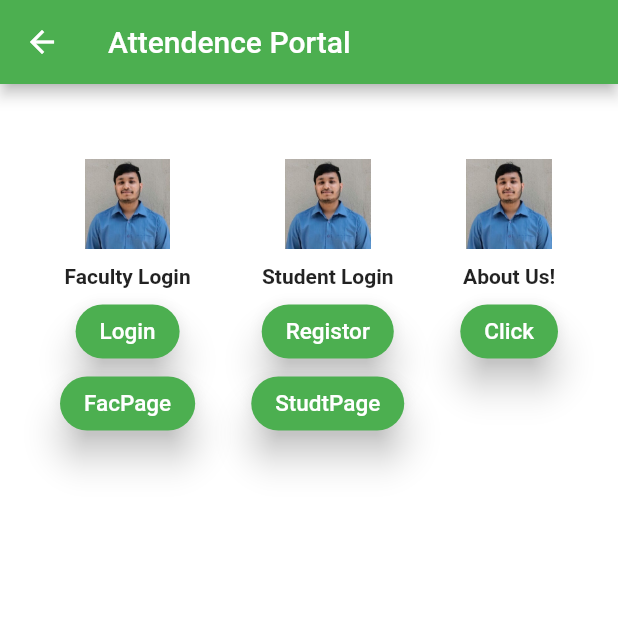
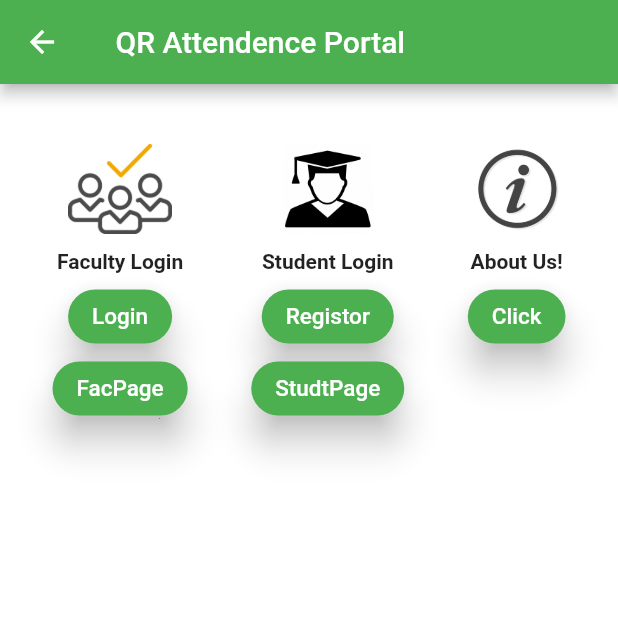
Before and after one commit to ashu-tripathi/QR_Code_Attendence_System, a Flutter app: the screen it shows after launch, after a tap on "Click To Proceed", on a phone screen of 412 x 824 dp, the top half of it. Run offline on Flutter 3.47's test engine with Material 2 defaults, Android fonts, the phone set to English and light mode, and no system bars; Roboto replaces fonts that are missing (Pacifico).

```diff
--- a/lib/faculty_page.dart
+++ b/lib/faculty_page.dart
@@ -1,4 +1,5 @@
 import 'package:flutter/material.dart';
+
 class FacultyPage extends StatefulWidget {
   const FacultyPage({Key key}) : super(key: key);
 
@@ -11,7 +12,10 @@ class _FacultyPageState extends State<FacultyPage> {
   Widget build(BuildContext context) {
     return SafeArea(
       child: Scaffold(
-        appBar: AppBar(title:Text('Welcome to Faculty Portal'),backgroundColor: Colors.teal,),
+        appBar: AppBar(
+          title: Text('Welcome to Faculty Portal'),
+          backgroundColor: Colors.teal,
+        ),
         body: Container(),
       ),
     );
--- a/lib/main_screen.dart
+++ b/lib/main_screen.dart
@@ -10,11 +10,11 @@ class MainScreen extends StatelessWidget {
       child: Scaffold(
         backgroundColor: Colors.white,
         appBar: AppBar(
-          title: Text('Attendence Portal'),
+          title: Text(' QR Attendence Portal'),
           backgroundColor: Colors.green,
         ),
         body: Container(
-          margin: EdgeInsets.fromLTRB(20, 30, 20, 30),
+          margin: EdgeInsets.fromLTRB(15, 20, 15, 20),
           padding: EdgeInsets.all(20),
           child: Row(
             mainAxisAlignment: MainAxisAlignment.spaceBetween,
@@ -24,7 +24,7 @@ class MainScreen extends StatelessWidget {
                   children: [
                     Image(
                       height: 60,
-                      image: AssetImage('images/logo.jpg'),
+                      image: AssetImage('images/teacher1.png'),
                     ),
                     SizedBox(height: 10),
                     Text(
@@ -83,7 +83,7 @@ class MainScreen extends StatelessWidget {
                   children: [
                     Image(
                       height: 60,
-                      image: AssetImage('images/logo.jpg'),
+                      image: AssetImage('images/student3.png'),
                     ),
                     SizedBox(height: 10),
                     Text(
@@ -142,7 +142,7 @@ class MainScreen extends StatelessWidget {
                   children: [
                     Image(
                       height: 60,
-                      image: AssetImage('images/logo.jpg'),
+                      image: AssetImage('images/aboutus.png'),
                     ),
                     SizedBox(height: 10),
                     Text(
--- a/lib/welcome_screen.dart
+++ b/lib/welcome_screen.dart
@@ -28,17 +28,17 @@ class WelcomeScreen extends StatelessWidget {
                       Container(
                         child: Image(
                           image: AssetImage(
-                            'images/logo.jpg',
+                            'images/logo2.jpg',
                           ),
                           height: 110.0,
-                          width: 110.0,
+                          width: 170.0,
                         ),
                       ),
                       SizedBox(
                         height: 50.0,
                       ),
                       Center(
-                        child: Text('Welcome to',
+                        child: Text('Welcome to QR',
                             style: TextStyle(
                               fontFamily: 'Lobster',
                               letterSpacing: 1.5,
```
Also changed, not shown: pubspec.yaml (+5 -4 lines), images/aboutus.png (added), images/default-profile.jpg (added), images/logo1.png (added), images/logo2.jpg (added), images/splashscreen logo.png (added), images/student1.png (added), images/student2.jpg (added), images/student3.png (added), images/teacher1.png (added), images/teacher2.png (added), pubspec.lock, 28 other files.
